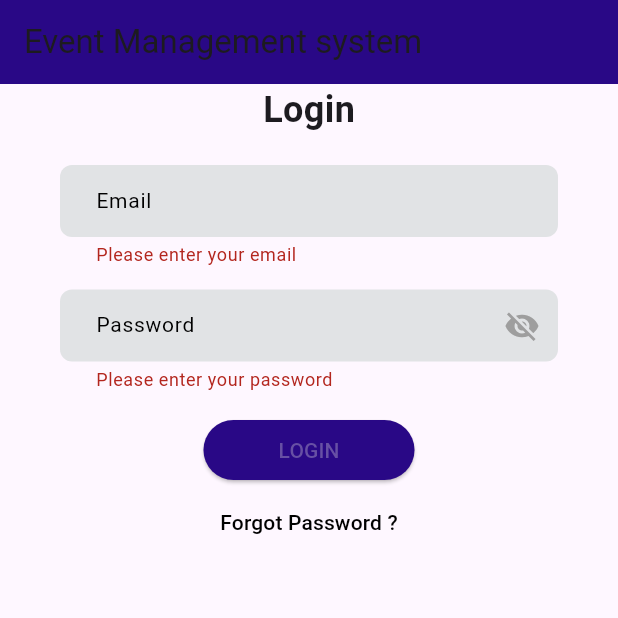
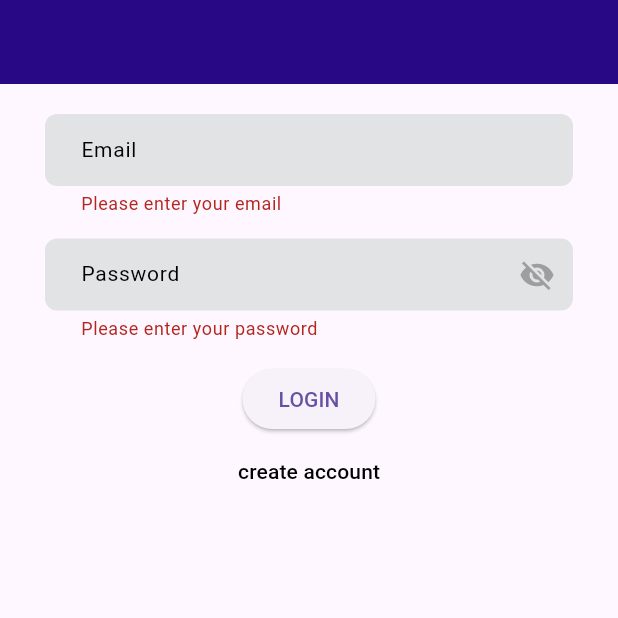
Before and after one commit to Arnoldaditya17/event_management_app, a Flutter app: the screen it shows after launch, after a tap on "LOGIN", on a phone screen of 412 x 824 dp, the top half of it. Run offline on Flutter 3.47's test engine with Material 3 defaults, Android fonts, the phone set to English and light mode, and no system bars; our stand-ins replace another_flushbar, shared_preferences.

Commit message:
initial commit

```diff
--- a/lib/constants/constants.dart
+++ b/lib/constants/constants.dart
@@ -4,7 +4,7 @@ import 'dart:convert';
 
 import 'package:shared_preferences/shared_preferences.dart';
 
-import '../models/User.dart';
+import '../models/user.dart';
 
 
 
--- a/lib/controllers/UserController.dart
+++ /dev/null
@@ -1,30 +0,0 @@
-import 'dart:convert';
-
-import '../constants/constants.dart';
-
-import 'package:http/http.dart' as http;
-
-import '../models/User.dart';
-class UserController{
-
-  static Future<User> login(String email , String password) async {
-    final url = Constants.getUri('/user/login');
-    final response = await http.post(
-
-      url,
-      body:jsonEncode({"email":email,"password":password}),
-      headers: {
-        'Content-Type': 'application/json',
-      },
-    );
-
-
-    if (response.statusCode == 200) {
-      final  User user = User.fromJson(json.decode(response.body));
-      await Constants.saveUserLocally(user);
-      return user;
-    } else {
-      throw Exception('User or password Invalid');
-    }
-  }
-}
--- a/lib/main.dart
+++ b/lib/main.dart
@@ -1,10 +1,14 @@
 import 'package:event_management_app/providers/auth_provider.dart';
+import 'package:event_management_app/screens/HomeScreen/home.dart';
 import 'package:event_management_app/screens/loginscreen/login.dart';
 import 'package:event_management_app/utility/routes/routes.dart';
 import 'package:event_management_app/utility/routes/routes_name.dart';
 
 import 'package:flutter/material.dart';
 import 'package:provider/provider.dart';
+
+import 'constants/constants.dart';
+import 'models/user.dart';
 
 void main() {
   runApp(const MyApp());
@@ -51,7 +55,24 @@ class MyApp extends StatelessWidget {
 
 
           debugShowCheckedModeBanner: false,
-          initialRoute: RoutesName.login,
+          home: FutureBuilder<User?>(
+            future: Constants.getUserLocally(), // Check if a user is already logged in
+            builder: (context, snapshot) {
+              if (snapshot.connectionState == ConnectionState.waiting) {
+                // Loading state, you can display a loading indicator
+                return const CircularProgressIndicator(); // or any loading widget
+              } else {
+                if (snapshot.hasData) {
+                  // User data exists, navigate to the home page
+                  return const HomeScreen();
+                } else {
+                  // User data doesn't exist, navigate to the login page
+                  return const LoginPage();
+                }
+              }
+            },
+          ),
+
           onGenerateRoute: Routes.generateRoutes,
         );
       }),
--- a/lib/screens/HomeScreen/home.dart
+++ b/lib/screens/homescreen/home.dart
@@ -10,6 +10,9 @@ class HomeScreen extends StatefulWidget {
 class _HomeScreenState extends State<HomeScreen> {
   @override
   Widget build(BuildContext context) {
-    return const Placeholder();
+    return Scaffold(
+      appBar: AppBar(),
+
+    );
   }
 }
--- a/lib/screens/loginscreen/login.dart
+++ b/lib/screens/loginscreen/login.dart
@@ -1,7 +1,8 @@
+import 'package:another_flushbar/flushbar.dart';
 import 'package:flutter/material.dart';
 
-import '../../controllers/UserController.dart';
-import '../../models/User.dart';
+import '../../controllers/user_login_controller.dart';
+import '../../models/user.dart';
 import '../../utility/routes/routes_name.dart';
 
 class LoginPage extends StatefulWidget {
@@ -22,42 +23,56 @@ class LoginPageState extends State<LoginPage> {
     return emailRegex.hasMatch(email);
   }
 
+  void _handleLogin() async {
+    if (_formKey.currentState!.validate()) {
+      setState(() {
+        UserController.isLoading = true; // Set loading state to true
+      });
+
+      final email = _emailController.text;
+      final password = _passwordController.text;
+
+      try {
+        final User user = await UserController.login(email, password);
+        Navigator.pushNamed(context, RoutesName.home);
+      } catch (e) {
+        print('Authentication failed: $e');
+        // Show error message or handle authentication failure
+        Flushbar(
+
+
+          borderRadius: BorderRadius.circular(5),
+          message: 'Authentication failed: $e',
+          duration: Duration(seconds: 3),
+        )..show(context);
+      } finally {
+        setState(() {
+          UserController.isLoading = false; // Set loading state back to false
+        });
+      }
+    }
+  }
+
   @override
   Widget build(BuildContext context) {
     return Scaffold(
       appBar: AppBar(
-        title: const Text('Event Management system'),
+
         backgroundColor: const Color.fromARGB(255, 41, 8, 134),
       ),
-      body: Container(
-        constraints: const BoxConstraints.expand(),
-        // decoration: const BoxDecoration(
-        //   gradient: LinearGradient(
-        //     begin: Alignment.topLeft,
-        //     end: Alignment.bottomRight,
-        //     colors: [
-        //       Color.fromARGB(255, 222, 105, 42),
-        //       Color.fromARGB(255, 89, 40, 145),
-        //       Color.fromARGB(255, 184, 237, 111),
-        //     ],
-        //   ),
-        // ),
+      body: SingleChildScrollView(
         child: Form(
           key: _formKey,
-          child: SingleChildScrollView(
           child: Column(
             mainAxisAlignment: MainAxisAlignment.center,
             crossAxisAlignment: CrossAxisAlignment.center,
             children: [
-                const Align(alignment: Alignment.center),
-                const Text(
-                  'Login',
-                  style: TextStyle(fontSize: 24, fontWeight: FontWeight.bold),
-                ),
+
+
               Padding(
                 padding: const EdgeInsets.only(
-                    left: 40,
-                    right: 40,
+                  left: 30,
+                  right: 30,
                   top: 20,
                   bottom: 5,
                 ),
@@ -82,7 +97,7 @@ class LoginPageState extends State<LoginPage> {
                       horizontal: 20.0,
                     ),
                     hintText: 'Email',
-                      hintStyle: TextStyle(color: Colors.black),
+                    hintStyle: const TextStyle(color: Colors.black),
                     fillColor: const Color.fromARGB(255, 225, 227, 229),
                     filled: true,
                     border: OutlineInputBorder(
@@ -94,8 +109,8 @@ class LoginPageState extends State<LoginPage> {
               ),
               Padding(
                 padding: const EdgeInsets.only(
-                    left: 40,
-                    right: 40,
+                  left: 30,
+                  right: 30,
                   top: 10,
                   bottom: 5,
                 ),
@@ -122,7 +137,7 @@ class LoginPageState extends State<LoginPage> {
                       horizontal: 20.0,
                     ),
                     hintText: 'Password',
-                      hintStyle: TextStyle(color: Colors.black),
+                    hintStyle: const TextStyle(color: Colors.black),
                     suffixIcon: IconButton(
                       icon: Icon(
                         _isPasswordVisible
@@ -148,41 +163,27 @@ class LoginPageState extends State<LoginPage> {
               const SizedBox(
                 height: 10,
               ),
-                ElevatedButton(
-                  onPressed: () async {
-                    if (_formKey.currentState!.validate()) {
-                      final email = _emailController.text; // Get email
-                      final password = _passwordController.text;
-
-                      try {
-
-                        final User user = await UserController.login(email, password);
-                        Navigator.pushNamed(context, RoutesName.home);
-
-
-                      } catch (e) {
-
-                        print('Authentication failed: $e');
-                      }
+              FutureBuilder<bool>(
+                future: Future.value(UserController
+                    .isLoading), // Wrap bool value in Future.value
+                builder: (context, snapshot) {
+                  if (snapshot.connectionState == ConnectionState.waiting ||
+                      snapshot.data == true) {
+                    return const CircularProgressIndicator(); // Show loader while isLoading is true
+                  } else {
+                    return ElevatedButton(
+                      onPressed: _handleLogin,
+                      child: const Text('LOGIN'),
+                    );
                   }
                 },
-                  style: ElevatedButton.styleFrom(
-                    padding: const EdgeInsets.only(
-                      left: 50,
-                      right: 50,
-                      top: 10,
-                      bottom: 10,
-                    ),
-                    backgroundColor: const Color.fromARGB(255, 41, 8, 134),
-                  ),
-                  child: const Text('LOGIN'),
               ),
               TextButton(
                 onPressed: () {
-                    Navigator.pushNamed(context, '/forgotpassword');
+                  Navigator.pushNamed(context, RoutesName.signup);
                 },
                 child: const Text(
-                    'Forgot Password ?',
+                  'create account',
                   style: TextStyle(color: Colors.black),
                 ),
               ),
@@ -190,7 +191,6 @@ class LoginPageState extends State<LoginPage> {
           ),
         ),
       ),
-      ),
     );
   }
 }
--- a/lib/utility/routes/routes.dart
+++ b/lib/utility/routes/routes.dart
@@ -1,3 +1,4 @@
+import 'package:event_management_app/screens/signupscreen/sign_user.dart';
 import 'package:event_management_app/utility/routes/routes_name.dart';
 import 'package:flutter/material.dart';
 
@@ -16,6 +17,10 @@ class Routes {
         return MaterialPageRoute(
           builder: (BuildContext context) => const LoginPage(),
         );
+      case RoutesName.signup:
+        return MaterialPageRoute(
+          builder: (BuildContext context) => const SignupScreen(),
+        );
       default:
         return MaterialPageRoute(
           builder: (_) {
--- a/lib/utility/routes/routes_name.dart
+++ b/lib/utility/routes/routes_name.dart
@@ -1,4 +1,5 @@
 class RoutesName {
   static const String login = "login_screen";
   static const String home = "home_screen";
+  static const String signup = "signup_screen";
 }
```
Also changed, not shown: lib/controllers/user_login_controller.dart (added, +32 -0 lines), lib/controllers/user_signup_controller.dart (added, +58 -0 lines), lib/screens/signupscreen/sign_user.dart (added, +131 -0 lines), pubspec.yaml (+11 -5 lines), assets/icon/appicon.png (added), lib/models/user.dart (renamed from lib/models/User.dart), pubspec.lock, 28 other files. Lines whose indentation alone changed are shown as unchanged.
